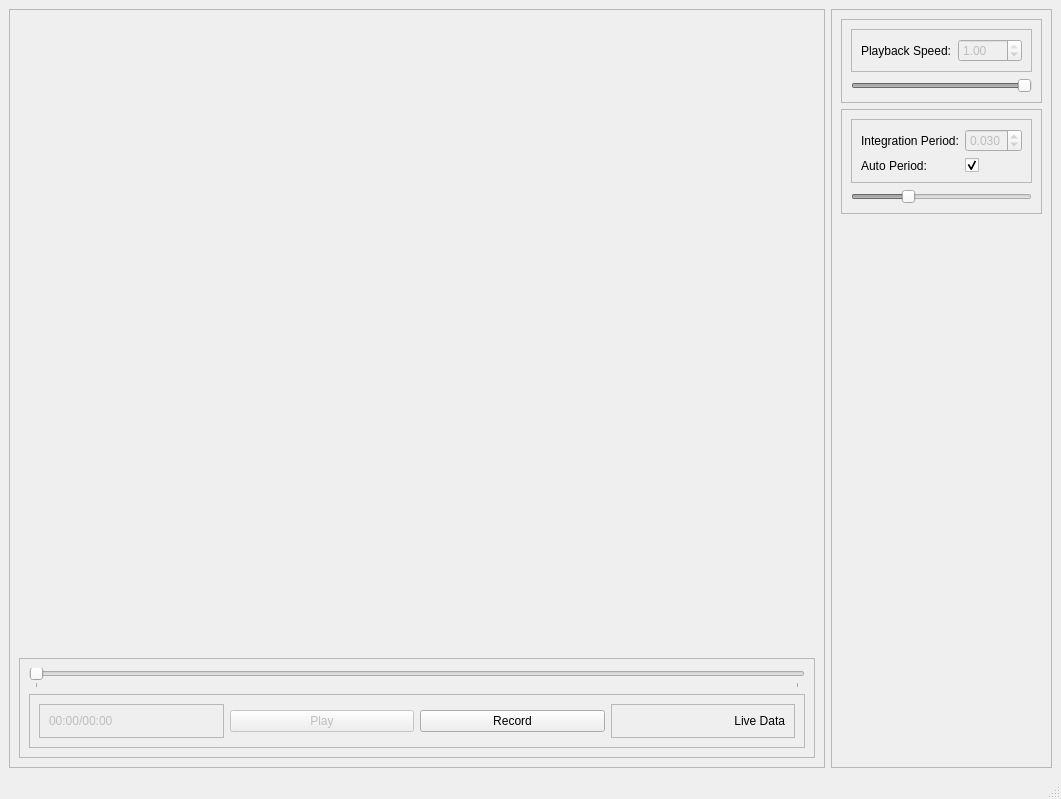
First picture: the form in src/event_camera_demo/main_ui/src/video_demo.ui, repository Harl-Towne/event-camera-vpr-demonstrator, before the edit.
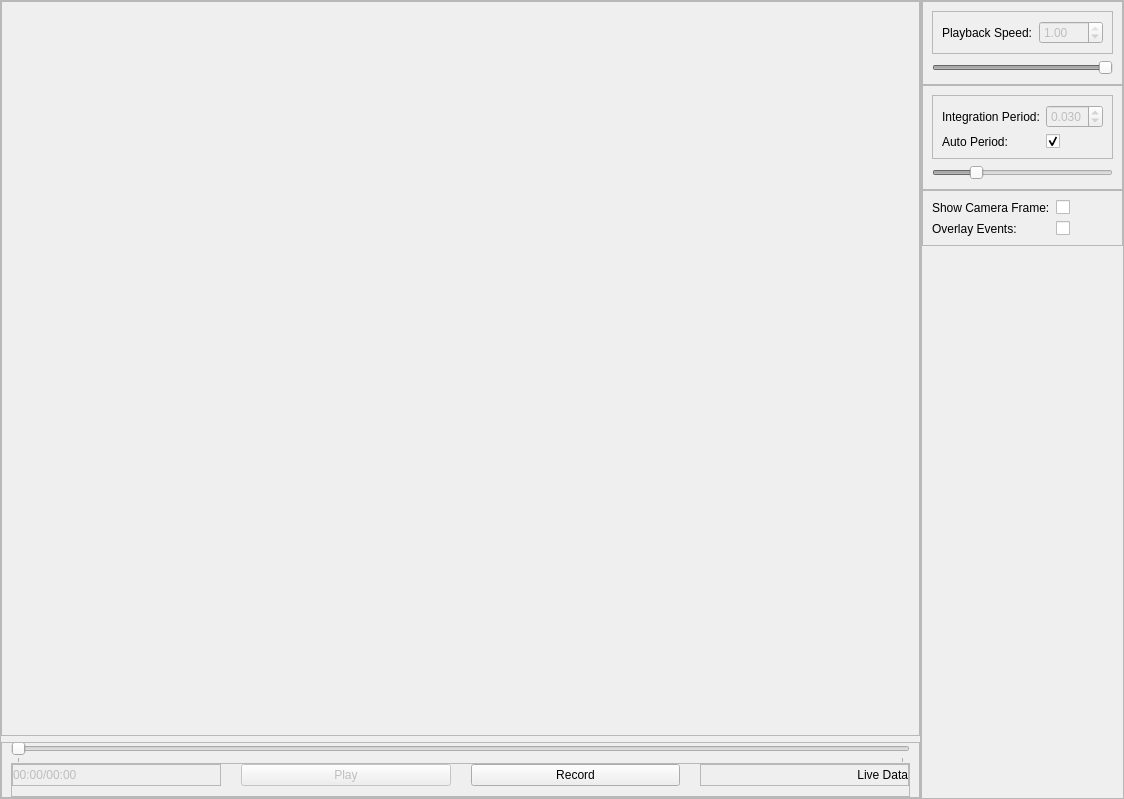
Second picture: the form after the edit.

Commit message: Added display for camera frame data

What changed in the file:
```diff
--- a/src/event_camera_demo/main_ui/src/video_demo.ui
+++ b/src/event_camera_demo/main_ui/src/video_demo.ui
@@ -6,7 +6,7 @@
    <rect>
     <x>0</x>
     <y>0</y>
-    <width>1061</width>
+    <width>1124</width>
     <height>799</height>
    </rect>
   </property>
@@ -15,6 +15,21 @@
   </property>
   <widget class="QWidget" name="centralwidget">
    <layout class="QHBoxLayout" name="horizontalLayout">
+    <property name="spacing">
+     <number>0</number>
+    </property>
+    <property name="leftMargin">
+     <number>0</number>
+    </property>
+    <property name="topMargin">
+     <number>0</number>
+    </property>
+    <property name="rightMargin">
+     <number>0</number>
+    </property>
+    <property name="bottomMargin">
+     <number>0</number>
+    </property>
     <item>
      <widget class="QFrame" name="frame_6">
       <property name="frameShape">
@@ -24,20 +39,90 @@
        <enum>QFrame::Raised</enum>
       </property>
       <layout class="QVBoxLayout" name="verticalLayout_4">
+       <property name="leftMargin">
+        <number>0</number>
+       </property>
+       <property name="topMargin">
+        <number>0</number>
+       </property>
+       <property name="rightMargin">
+        <number>0</number>
+       </property>
+       <property name="bottomMargin">
+        <number>0</number>
+       </property>
        <item>
-        <widget class="QLabel" name="imageDisplay">
-         <property name="sizePolicy">
-          <sizepolicy hsizetype="Expanding" vsizetype="Expanding">
-           <horstretch>0</horstretch>
-           <verstretch>0</verstretch>
-          </sizepolicy>
+        <widget class="QFrame" name="frame_11">
+         <property name="frameShape">
+          <enum>QFrame::StyledPanel</enum>
          </property>
-         <property name="text">
-          <string/>
+         <property name="frameShadow">
+          <enum>QFrame::Raised</enum>
          </property>
-         <property name="alignment">
-          <set>Qt::AlignBottom|Qt::AlignHCenter</set>
-         </property>
+         <layout class="QHBoxLayout" name="horizontalLayout_5">
+          <property name="spacing">
+           <number>0</number>
+          </property>
+          <property name="leftMargin">
+           <number>0</number>
+          </property>
+          <property name="topMargin">
+           <number>0</number>
+          </property>
+          <property name="rightMargin">
+           <number>0</number>
+          </property>
+          <property name="bottomMargin">
+           <number>0</number>
+          </property>
+          <item>
+           <widget class="QLabel" name="frameDisplay">
+            <property name="enabled">
+             <bool>true</bool>
+            </property>
+            <property name="sizePolicy">
+             <sizepolicy hsizetype="Expanding" vsizetype="Expanding">
+              <horstretch>0</horstretch>
+              <verstretch>0</verstretch>
+             </sizepolicy>
+            </property>
+            <property name="sizeIncrement">
+             <size>
+              <width>0</width>
+              <height>0</height>
+             </size>
+            </property>
+            <property name="text">
+             <string/>
+            </property>
+            <property name="alignment">
+             <set>Qt::AlignCenter</set>
+            </property>
+           </widget>
+          </item>
+          <item>
+           <widget class="QLabel" name="eventDisplay">
+            <property name="sizePolicy">
+             <sizepolicy hsizetype="Expanding" vsizetype="Expanding">
+              <horstretch>1</horstretch>
+              <verstretch>0</verstretch>
+             </sizepolicy>
+            </property>
+            <property name="sizeIncrement">
+             <size>
+              <width>0</width>
+              <height>0</height>
+             </size>
+            </property>
+            <property name="text">
+             <string/>
+            </property>
+            <property name="alignment">
+             <set>Qt::AlignCenter</set>
+            </property>
+           </widget>
+          </item>
+         </layout>
         </widget>
        </item>
        <item>
@@ -49,10 +134,25 @@
           <enum>QFrame::Raised</enum>
          </property>
          <layout class="QVBoxLayout" name="verticalLayout_5">
+          <property name="spacing">
+           <number>0</number>
+          </property>
+          <property name="leftMargin">
+           <number>9</number>
+          </property>
+          <property name="topMargin">
+           <number>0</number>
+          </property>
+          <property name="rightMargin">
+           <number>9</number>
+          </property>
+          <property name="bottomMargin">
+           <number>0</number>
+          </property>
           <item>
            <widget class="QSlider" name="playtimeBar">
             <property name="enabled">
-             <bool>true</bool>
+             <bool>false</bool>
             </property>
             <property name="maximum">
              <number>1000</number>
@@ -83,6 +183,21 @@
              <enum>QFrame::Raised</enum>
             </property>
             <layout class="QHBoxLayout" name="horizontalLayout_2">
+             <property name="spacing">
+              <number>20</number>
+             </property>
+             <property name="leftMargin">
+              <number>0</number>
+             </property>
+             <property name="topMargin">
+              <number>0</number>
+             </property>
+             <property name="rightMargin">
+              <number>0</number>
+             </property>
+             <property name="bottomMargin">
+              <number>10</number>
+             </property>
              <item>
               <widget class="QFrame" name="frame_9">
                <property name="frameShape">
@@ -92,6 +207,21 @@
                 <enum>QFrame::Raised</enum>
                </property>
                <layout class="QHBoxLayout" name="horizontalLayout_3">
+                <property name="spacing">
+                 <number>0</number>
+                </property>
+                <property name="leftMargin">
+                 <number>0</number>
+                </property>
+                <property name="topMargin">
+                 <number>0</number>
+                </property>
+                <property name="rightMargin">
+                 <number>0</number>
+                </property>
+                <property name="bottomMargin">
+                 <number>0</number>
+                </property>
                 <item>
                  <widget class="QLabel" name="playtimeLbl">
                   <property name="enabled">
@@ -134,6 +264,21 @@
                 <enum>QFrame::Raised</enum>
                </property>
                <layout class="QHBoxLayout" name="horizontalLayout_4">
+                <property name="spacing">
+                 <number>0</number>
+                </property>
+                <property name="leftMargin">
+                 <number>0</number>
+                </property>
+                <property name="topMargin">
+                 <number>0</number>
+                </property>
+                <property name="rightMargin">
+                 <number>0</number>
+                </property>
+                <property name="bottomMargin">
+                 <number>0</number>
+                </property>
                 <item>
                  <widget class="QLabel" name="statusLbl">
                   <property name="text">
@@ -171,6 +316,21 @@
        <enum>QFrame::Raised</enum>
       </property>
       <layout class="QVBoxLayout" name="verticalLayout_3">
+       <property name="spacing">
+        <number>0</number>
+       </property>
+       <property name="leftMargin">
+        <number>0</number>
+       </property>
+       <property name="topMargin">
+        <number>0</number>
+       </property>
+       <property name="rightMargin">
+        <number>0</number>
+       </property>
+       <property name="bottomMargin">
+        <number>0</number>
+       </property>
        <item>
         <widget class="QFrame" name="frame_3">
          <property name="frameShape">
@@ -283,7 +443,7 @@
                 <double>0.001000000000000</double>
                </property>
                <property name="maximum">
-                <double>1.000000000000000</double>
+                <double>0.150000000000000</double>
                </property>
                <property name="singleStep">
                 <double>0.001000000000000</double>
@@ -322,13 +482,13 @@
              <number>0</number>
             </property>
             <property name="maximum">
-             <number>100</number>
+             <number>150</number>
             </property>
             <property name="pageStep">
-             <number>10</number>
+             <number>15</number>
             </property>
             <property name="value">
-             <number>30</number>
+             <number>33</number>
             </property>
             <property name="orientation">
              <enum>Qt::Horizontal</enum>
@@ -344,6 +504,52 @@
          </layout>
         </widget>
        </item>
+       <item>
+        <widget class="QFrame" name="frame_12">
+         <property name="frameShape">
+          <enum>QFrame::StyledPanel</enum>
+         </property>
+         <property name="frameShadow">
+          <enum>QFrame::Raised</enum>
+         </property>
+         <layout class="QFormLayout" name="formLayout_3">
+          <item row="0" column="0">
+           <widget class="QLabel" name="label_4">
+            <property name="text">
+             <string>Show Camera Frame:</string>
+            </property>
+           </widget>
+          </item>
+          <item row="0" column="1">
+           <widget class="QCheckBox" name="cameraCheck">
+            <property name="text">
+             <string/>
+            </property>
+            <property name="checked">
+             <bool>false</bool>
+            </property>
+            <property name="tristate">
+             <bool>false</bool>
+            </property>
+           </widget>
+          </item>
+          <item row="1" column="0">
+           <widget class="QLabel" name="label_5">
+            <property name="text">
+             <string>Overlay Events:</string>
+            </property>
+           </widget>
+          </item>
+          <item row="1" column="1">
+           <widget class="QCheckBox" name="overlayCheck">
+            <property name="text">
+             <string/>
+            </property>
+           </widget>
+          </item>
+         </layout>
+        </widget>
+       </item>
        <item>
         <spacer name="verticalSpacer">
          <property name="orientation">
@@ -362,7 +568,6 @@
     </item>
    </layout>
   </widget>
-  <widget class="QStatusBar" name="statusbar"/>
  </widget>
  <resources/>
  <connections/>
```
The commit also changes 2 other files.
